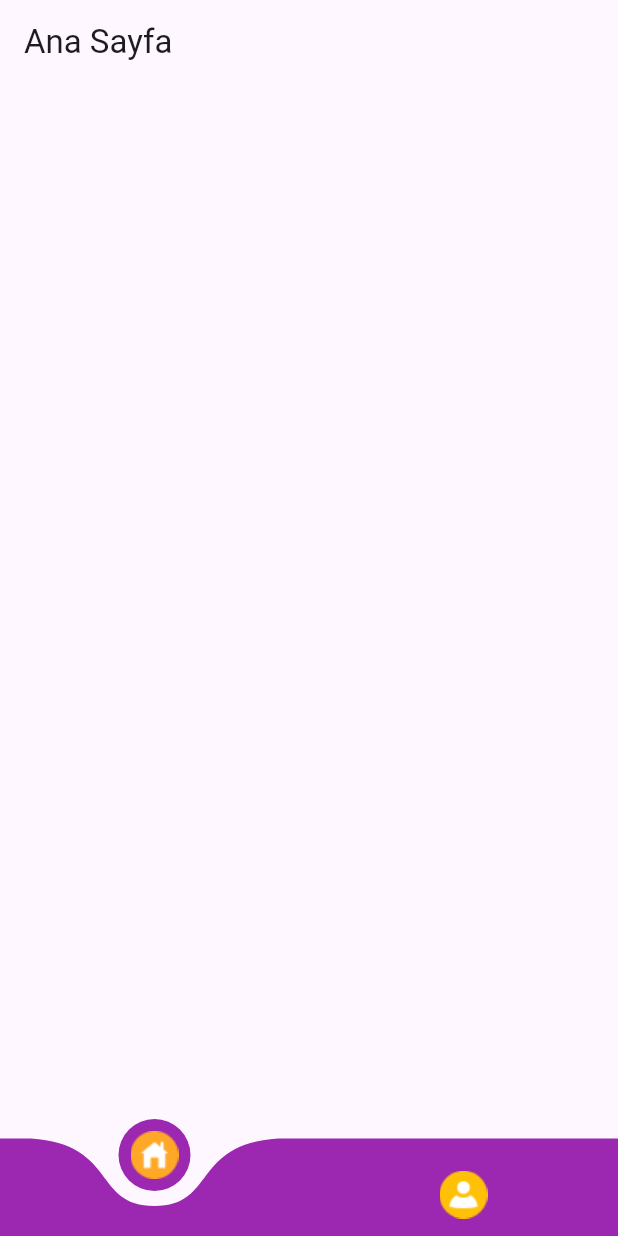
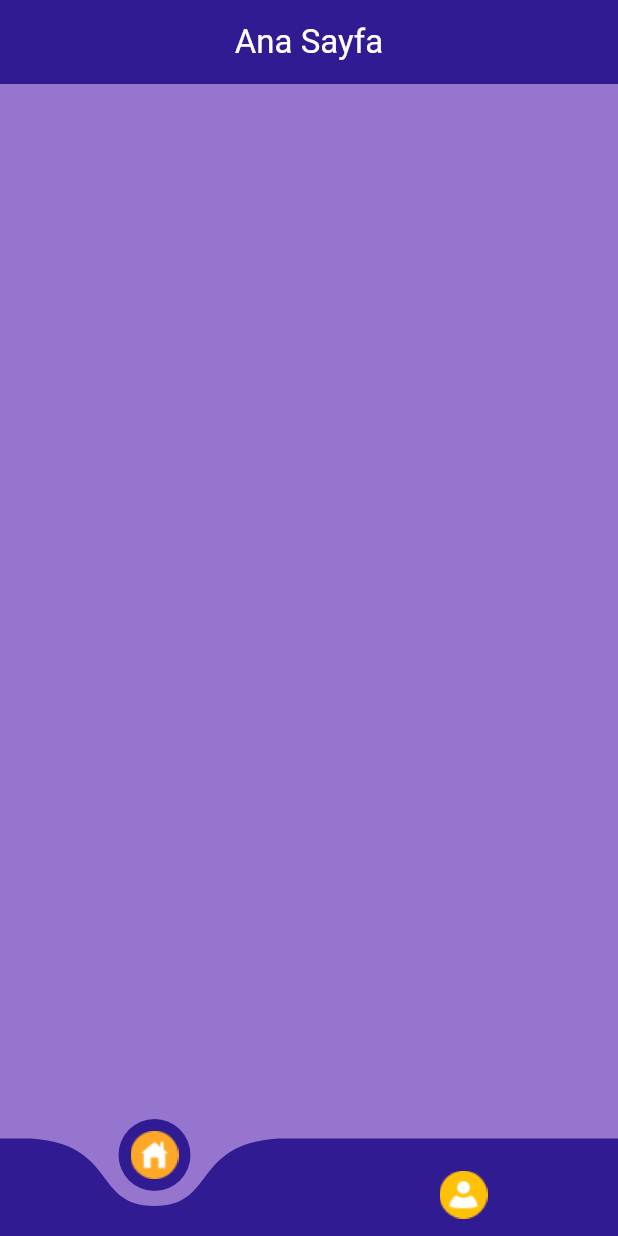
Before and after one commit to Berk2259/Crafty, a Flutter app: the screen it shows after launch, on a phone screen of 412 x 824 dp. Run offline on Flutter 3.47's test engine with Material 3 defaults, Android fonts, the phone set to English and light mode, and no system bars; drawn by our look-alikes of curved_navigation_bar.

Commit message:
AppBar Widget olarak oluşturuldu

```diff
--- a/lib/Screens/home_screen.dart
+++ b/lib/Screens/home_screen.dart
@@ -1,10 +1,19 @@
+import 'package:crafty/Widget/appBar_widget.dart';
 import 'package:flutter/material.dart';
 
+//Ana Sayfa kısmı burada
 class HomeScreen extends StatelessWidget {
   const HomeScreen({super.key});
 
   @override
   Widget build(BuildContext context) {
-    return Scaffold(appBar: AppBar(title: Text('Ana Sayfa')));
+    return Scaffold(
+      backgroundColor: Colors.deepPurple.shade300,
+      appBar: AppbarWidget(
+        text: 'Ana Sayfa',
+        colorText: Colors.white,
+        colorBar: Colors.deepPurple.shade900,
+      ),
+    );
   }
 }
--- a/lib/Screens/main_screen.dart
+++ b/lib/Screens/main_screen.dart
@@ -9,6 +9,7 @@ class MainScreen extends StatefulWidget {
   State<MainScreen> createState() => _MainScreenState();
 }
 
+//Sayfa geçişleri ve curvedBar burada
 class _MainScreenState extends State<MainScreen> {
   final List<Widget> pages = [HomeScreen(), ProfileScreen()];
   final List<Widget> icons = [
@@ -19,11 +20,12 @@ class _MainScreenState extends State<MainScreen> {
   @override
   Widget build(BuildContext context) {
     return Scaffold(
+      extendBody: true,
       body: pages[_page],
       bottomNavigationBar: CurvedNavigationBar(
         items: icons,
         index: _page,
-        color: Colors.purple,
+        color: Colors.deepPurple.shade900,
         animationDuration: Duration(milliseconds: 300),
         backgroundColor: Colors.transparent,
         height: 65,
--- a/lib/Screens/profile_screen.dart
+++ b/lib/Screens/profile_screen.dart
@@ -1,10 +1,19 @@
+import 'package:crafty/Widget/appBar_widget.dart';
 import 'package:flutter/material.dart';
 
+//Profil kısmı burada
 class ProfileScreen extends StatelessWidget {
   const ProfileScreen({super.key});
 
   @override
   Widget build(BuildContext context) {
-    return Scaffold(appBar: AppBar(title: Text('Profil Sayfası')));
+    return Scaffold(
+      backgroundColor: Colors.deepPurple.shade300,
+      appBar: AppbarWidget(
+        text: 'Profil Sayfası',
+        colorText: Colors.white,
+        colorBar: Colors.deepPurple.shade900,
+      ),
+    );
   }
 }
--- /dev/null
+++ b/lib/Widget/appBar_widget.dart
@@ -0,0 +1,26 @@
+import 'package:flutter/material.dart';
+
+//AppBar kısmı burada tanımlandı
+class AppbarWidget extends StatelessWidget implements PreferredSizeWidget {
+  final String text;
+  final Color colorText;
+  final Color colorBar;
+  const AppbarWidget({
+    super.key,
+    required this.text,
+    required this.colorText,
+    required this.colorBar,
+  });
+
+  @override
+  Widget build(BuildContext context) {
+    return AppBar(
+      centerTitle: true,
+      title: Text(text, style: TextStyle(color: colorText)),
+      backgroundColor: colorBar,
+    );
+  }
+
+  @override
+  Size get preferredSize => const Size.fromHeight(kToolbarHeight);
+}
```
Also changed, not shown: lib/Widget/widget.dart (added).
